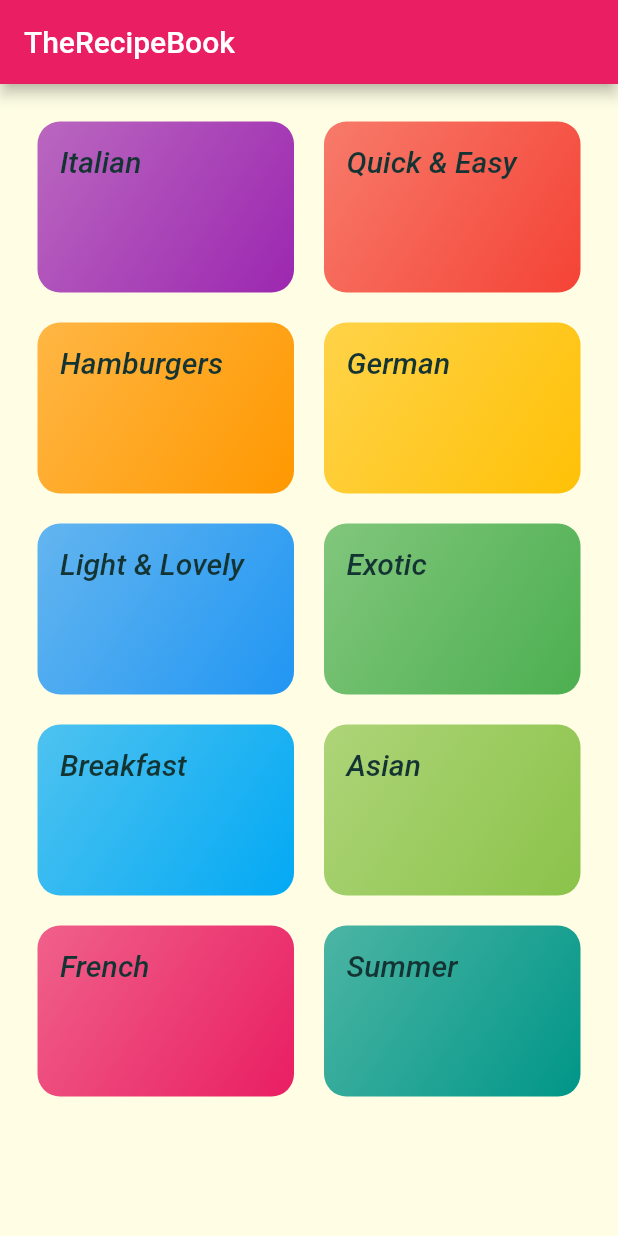
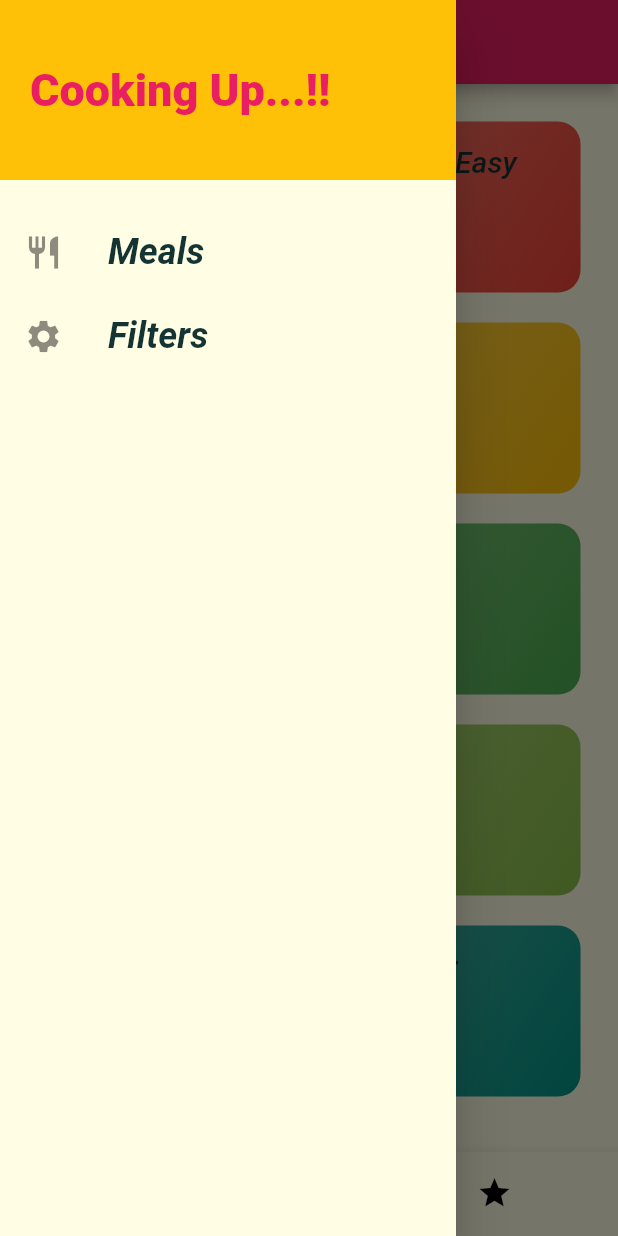
Before and after one commit to Aditya7feb/TheRecipeBook, a Flutter app: the screen it shows after launch, with the side drawer open (before the commit the screen has no drawer), on a phone screen of 412 x 824 dp. Run offline on Flutter 3.47's test engine with Material 2 defaults, Android fonts, the phone set to English and light mode, and no system bars; Roboto replaces fonts that are missing (RalewaySemiBold, RalewayThin, RobotoCondensed).

Commit message:
ItemScreen Completed

```diff
--- a/lib/main.dart
+++ b/lib/main.dart
@@ -1,6 +1,11 @@
 import 'dart:ui';
 
-import 'package:TheRecipeBook/screens/category_meals_screen.dart';
+import './screens/bottom_bar.dart';
+
+//import './screens/tabs_screen.dart';
+
+import './screens/category_meals_screen.dart';
+import './screens/meal_detail_screen.dart';
 import 'package:flutter/material.dart';
 import 'screens/categories_screen.dart';
 
@@ -38,8 +43,34 @@ class MyApp extends StatelessWidget {
       //home: CategoriesScreen(),
       //initialroute : '/',
       routes: {
-        '/': (ctx) => CategoriesScreen(),
+        '/': (ctx) => BottomBar(),
         CategoryMealsScreen.routeName: (ctx) => CategoryMealsScreen(),
+        MealDetailScreen.routeName: (ctx) => MealDetailScreen(),
+      },
+
+      //onGenerateRoute is used when the route name is generated during the entire lifecycle
+      //of the app and we dont know them in advance
+
+      // onGenerateRoute: (settings) {
+      //   print(settings.arguments);
+      //  if(settings.name == '/meal-detail'){
+      //   return ...;
+      // }elseif(settings.name == '/something-else'){
+      //   return ...;
+      // }
+      //   return MaterialPageRoute(
+      //     builder: (ctx) => CategoriesScreen(),
+      //   );
+
+      // },
+
+      // error 404 - in case when some page doesnt exist then onUnknownRoute
+      //prevents the app to just crash and then routes to the page defined
+
+      onUnknownRoute: (settings) {
+        return MaterialPageRoute(
+          builder: (ctx) => CategoriesScreen(),
+        );
       },
     );
   }
--- /dev/null
+++ b/lib/screens/bottom_bar.dart
@@ -0,0 +1,61 @@
+import '../widgets/main_drawer.dart';
+
+import '../screens/categories_screen.dart';
+import '../screens/favorites_screen.dart';
+import './categories_screen.dart';
+import 'package:flutter/material.dart';
+
+class BottomBar extends StatefulWidget {
+  @override
+  _BottomBarState createState() => _BottomBarState();
+}
+
+class _BottomBarState extends State<BottomBar> {
+  final List<Map<String, Object>> _pages = [
+    {'page': CategoriesScreen(), 'title': 'Categories'},
+    {'page': FavoritesScreen(), 'title': 'Your Favorite'},
+  ];
+
+  int _selectedPageIndex = 0;
+
+  void _selectPage(int index) {
+    setState(() {
+      _selectedPageIndex = index;
+    });
+  }
+
+  @override
+  Widget build(BuildContext context) {
+    return Scaffold(
+      appBar: AppBar(
+        title: Text(_pages[_selectedPageIndex]['title']),
+      ),
+      drawer: MainDrawer(),
+      //body: _pages[_selectedPageIndex],
+      body: _pages[_selectedPageIndex]['page'],
+      bottomNavigationBar: BottomNavigationBar(
+        onTap: _selectPage,
+        //for bottom navigation bar we have to manually select for what the user selects
+        backgroundColor: Theme.of(context).primaryColor,
+        unselectedItemColor: Colors.black,
+        selectedItemColor: Theme.of(context).accentColor,
+        //selected font size and unselected font size for animation
+        //type: BottomnavigationBarType.Shifting, is also used for another type of animation
+        type: BottomNavigationBarType.shifting,
+        currentIndex: _selectedPageIndex,
+        items: [
+          BottomNavigationBarItem(
+            //backgroundColor: Theme.of(context).primaryColor,
+            icon: Icon(Icons.category),
+            title: Text('Categories'),
+          ),
+          BottomNavigationBarItem(
+            //backgroundColor: Theme.of(context).primaryColor,
+            icon: Icon(Icons.star),
+            title: Text('Favorites'),
+          ),
+        ],
+      ),
+    );
+  }
+}
--- a/lib/screens/categories_screen.dart
+++ b/lib/screens/categories_screen.dart
@@ -6,11 +6,7 @@ import '../widgets/category_item.dart';
 class CategoriesScreen extends StatelessWidget {
   @override
   Widget build(BuildContext context) {
-    return Scaffold(
-      appBar: AppBar(
-        title: const Text('TheRecipeBook'),
-      ),
-      body: GridView(
+    return GridView(
       padding: const EdgeInsets.all(25),
       children: DUMMY_CATEGORIES
           .map(
@@ -27,7 +23,6 @@ class CategoriesScreen extends StatelessWidget {
         crossAxisSpacing: 20,
         mainAxisSpacing: 20,
       ),
-      ),
     );
   }
 }
--- a/lib/screens/category_meals_screen.dart
+++ b/lib/screens/category_meals_screen.dart
@@ -30,6 +30,7 @@ class CategoryMealsScreen extends StatelessWidget {
       body: ListView.builder(
         itemBuilder: (ctx, index) {
           return MealItem(
+            id: categoryMeals[index].id,
             title: categoryMeals[index].title,
             imageUrl: categoryMeals[index].imageUrl,
             duration: categoryMeals[index].duration,
--- /dev/null
+++ b/lib/widgets/main_drawer.dart
@@ -0,0 +1,53 @@
+import 'package:flutter/material.dart';
+
+class MainDrawer extends StatelessWidget {
+  Widget buildListTile(String title, IconData icon) {
+    return ListTile(
+      leading: Icon(
+        icon,
+        size: 26,
+      ),
+      title: Text(
+        title,
+        style: TextStyle(
+          fontFamily: 'RobotoCondensed',
+          fontSize: 24,
+          fontWeight: FontWeight.bold,
+        ),
+      ),
+      onTap: () {
+        //...
+      },
+    );
+  }
+
+  @override
+  Widget build(BuildContext context) {
+    return Drawer(
+      child: Column(
+        children: <Widget>[
+          Container(
+            height: 120,
+            width: double.infinity,
+            padding: EdgeInsets.all(20),
+            alignment: Alignment.centerLeft,
+            color: Theme.of(context).accentColor,
+            child: Text(
+              'Cooking Up...!!',
+              style: TextStyle(
+                fontWeight: FontWeight.w900,
+                fontSize: 30,
+                color: Theme.of(context).primaryColor,
+              ),
+            ),
+          ),
+          SizedBox(
+            height: 20.0,
+          ),
+          buildListTile('Meals', Icons.restaurant),
+          buildListTile('Filters', Icons.settings),
+        ],
+      ),
+    );
+  }
+}
```
Also changed, not shown: lib/screens/favorites_screen.dart (added, +10 -0 lines), lib/screens/meal_detail_screen.dart (added, +104 -0 lines), lib/screens/tabs_screen.dart (added, +43 -0 lines), lib/widgets/meal_item.dart (+10 -2 lines). Lines whose indentation alone changed are shown as unchanged.
